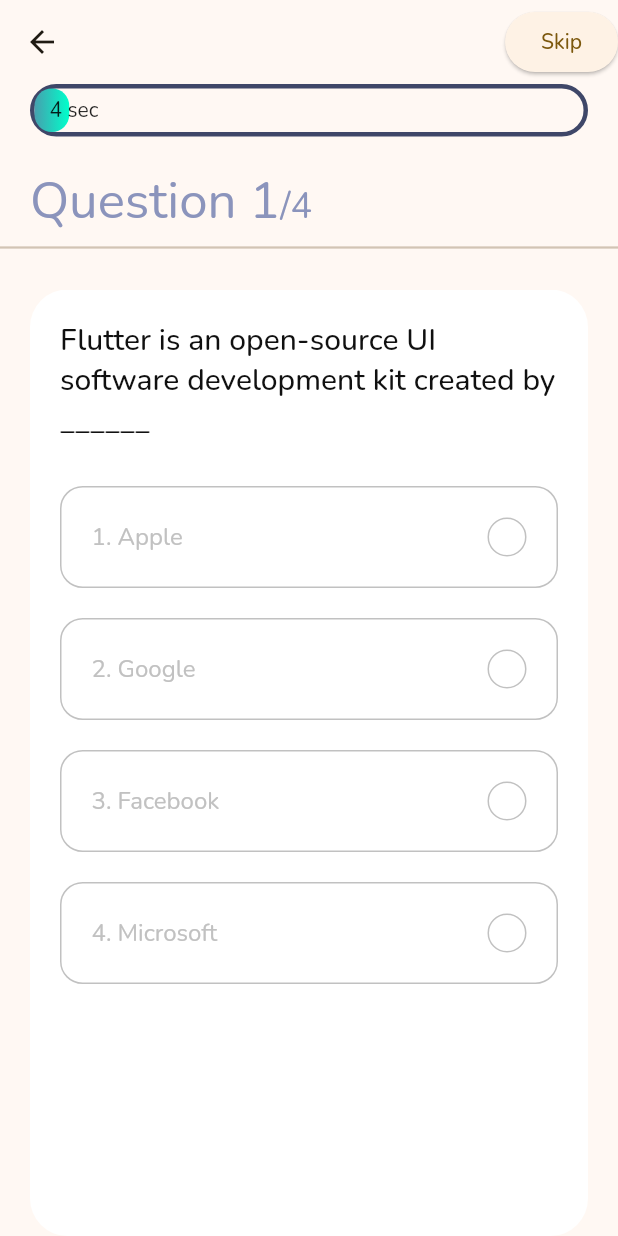
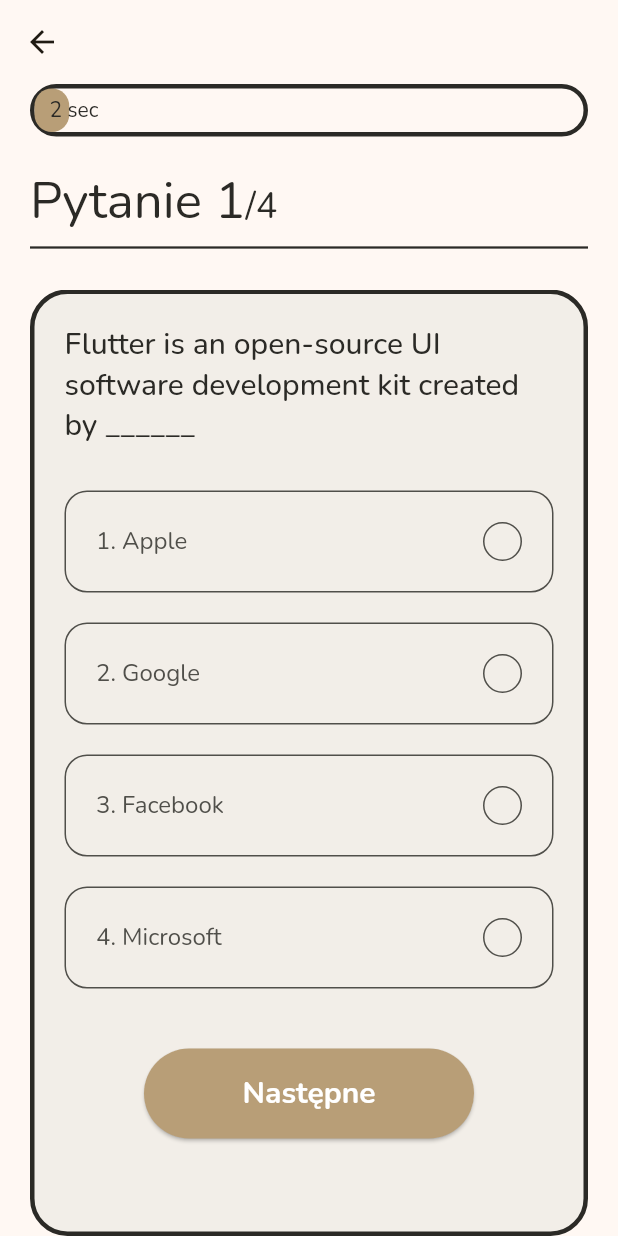
Before and after one commit to KonradKazimierowicz/wielcy_polacy, a Flutter app: the QuizScreen screen opened directly, on a phone screen of 412 x 824 dp. Run offline on Flutter 3.47's test engine with Material 2 defaults, Android fonts, the phone set to English and light mode, and no system bars; our stand-ins replace carousel_slider, firebase_auth, firebase_core, fluttertoast, get, google_fonts and 2 more; missing offline and left inert: dart:js; accounts and stored records are empty.

Commit message:
add quiz

```diff
--- a/lib/main.dart
+++ b/lib/main.dart
@@ -70,7 +70,7 @@ class MainApp extends StatelessWidget {
 
             return ChangeNotifierProvider(
               create: (context) => GoogleSignInProvider(),
-              child: MaterialApp(
+              child: GetMaterialApp(
                 title: "Wielcy Polacy",
                 initialRoute: '/',
                 routes: {
@@ -82,7 +82,7 @@ class MainApp extends StatelessWidget {
                   '/quiz_page': (context) => const QuizPage(),
                   '/profile_page': (context) => const ProfilePage(),
                   '/navbar': (context) => NavBar(),
-                   "/ScoreScreen": (context) => ScoreScreen(),
+
                 },
                 theme: ThemeData(
                   useMaterial3: true,
--- a/lib/pages/quiz/components/body.dart
+++ b/lib/pages/quiz/components/body.dart
@@ -1,5 +1,6 @@
 import 'package:flutter/material.dart';
 import 'package:get/get.dart';
+import 'package:wielcy_polacy/components/mainButton.dart';
 
 import '../constants.dart';
 import 'progress_bar.dart';
@@ -35,25 +36,29 @@ class Body extends StatelessWidget {
                   () => Text.rich(
                     TextSpan(
                       text:
-                          "Question ${_questionController.questionNumber.value}",
+                          "Pytanie ${_questionController.questionNumber.value}",
                       style: Theme.of(context)
                           .textTheme
                           .headline4
-                          ?.copyWith(color: kSecondaryColor),
+                          ?.copyWith(color: Color.fromRGBO(43, 42, 38, 1)),
                       children: [
                         TextSpan(
                           text: "/${_questionController.questions.length}",
                           style: Theme.of(context)
                               .textTheme
                               .headline5
-                              ?.copyWith(color: kSecondaryColor),
+                              ?.copyWith(color: Color.fromRGBO(43, 42, 38, 1)),
                         ),
                       ],
                     ),
                   ),
                 ),
+
               ),
-              Divider(thickness: 1.5),
+              Padding(
+                padding: const EdgeInsets.symmetric(horizontal: kDefaultPadding),
+                child: Divider(thickness: 1.5, color: primaryColor,),
+              ),
               SizedBox(height: kDefaultPadding),
               Expanded(
                 child: PageView.builder(
@@ -66,6 +71,7 @@ class Body extends StatelessWidget {
                       question: _questionController.questions[index], key: null,),
                 ),
               ),
+
             ],
           ),
         )
--- a/lib/pages/quiz/components/progress_bar.dart
+++ b/lib/pages/quiz/components/progress_bar.dart
@@ -12,11 +12,13 @@ class ProgressBar extends StatelessWidget {
 
   @override
   Widget build(BuildContext context) {
+
     return Container(
+
       width: double.infinity,
       height: 35,
       decoration: BoxDecoration(
-        border: Border.all(color: Color(0xFF3F4768), width: 3),
+        border: Border.all(color: Color.fromRGBO(43, 42, 38, 1), width: 3),
         borderRadius: BorderRadius.circular(50),
       ),
       child: GetBuilder<QuestionController>(
@@ -24,14 +26,13 @@ class ProgressBar extends StatelessWidget {
         builder: (controller) {
           return Stack(
             children: [
-              // LayoutBuilder provide us the available space for the conatiner
-              // constraints.maxWidth needed for our animation
+
               LayoutBuilder(
                 builder: (context, constraints) => Container(
-                  // from 0 to 1 it takes 60s
+
                   width: constraints.maxWidth * controller.animation.value,
                   decoration: BoxDecoration(
-                    gradient: kPrimaryGradient,
+                    color: Color.fromRGBO(184, 158, 119, 1),
                     borderRadius: BorderRadius.circular(50),
                   ),
                 ),
@@ -43,7 +44,8 @@ class ProgressBar extends StatelessWidget {
                   child: Row(
                     mainAxisAlignment: MainAxisAlignment.spaceBetween,
                     children: [
-                      Text("${(controller.animation.value * 60).round()} sec"),
+
+                      Text("${(controller.animation.value * 30).round()} sec", style: TextStyle(color: Color.fromRGBO(43, 42, 38, 1)),),
 
                     ],
                   ),
--- a/lib/pages/quiz/components/question_card.dart
+++ b/lib/pages/quiz/components/question_card.dart
@@ -1,6 +1,7 @@
 import 'package:flutter/material.dart';
 import 'package:get/get.dart';
 
+import '../../../components/mainButton.dart';
 import '../constants.dart';
 import '../questions.dart';
 import 'option.dart';
@@ -9,7 +10,6 @@ import 'question_controller.dart';
 class QuestionCard extends StatelessWidget {
   const QuestionCard({
     required Key? key,
-    // it means we have to pass this
     required this.question,
   }) : super(key: key);
 
@@ -18,11 +18,13 @@ class QuestionCard extends StatelessWidget {
   @override
   Widget build(BuildContext context) {
     QuestionController controller = Get.put(QuestionController());
+
     return Container(
       margin: const EdgeInsets.symmetric(horizontal: kDefaultPadding),
       padding: const EdgeInsets.all(kDefaultPadding),
       decoration: BoxDecoration(
-        color: Colors.white,
+        color: Color.fromRGBO(242, 238, 232, 1),
+        border: Border.all(color: primaryColor, width: 3),
         borderRadius: BorderRadius.circular(25),
       ),
       child: Column(
@@ -32,7 +34,7 @@ class QuestionCard extends StatelessWidget {
             style: Theme.of(context)
                 .textTheme
                 .headline6
-                ?.copyWith(color: kBlackColor),
+                ?.copyWith(color: Color.fromRGBO(43, 42, 38, 1)),
           ),
           const SizedBox(height: kDefaultPadding / 2),
           ...List.generate(
@@ -43,6 +45,8 @@ class QuestionCard extends StatelessWidget {
               press: () => controller.checkAns(question, index),
             ),
           ),
+          SizedBox(height: 40,),
+          MainButton(text: "Następne", onPressed: () => controller.nextQuestion(),)
         ],
       ),
     );
--- a/lib/pages/quiz/constants.dart
+++ b/lib/pages/quiz/constants.dart
@@ -3,12 +3,9 @@ import 'package:flutter/material.dart';
 const kSecondaryColor = Color(0xFF8B94BC);
 const kGreenColor = Color(0xFF6AC259);
 const kRedColor = Color(0xFFE92E30);
-const kGrayColor = Color(0xFFC1C1C1);
+const kGrayColor = Color.fromRGBO(80, 79, 74, 1);
 const kBlackColor = Color(0xFF101010);
-const kPrimaryGradient = LinearGradient(
-  colors: [Color(0xFF46A0AE), Color(0xFF00FFCB)],
-  begin: Alignment.centerLeft,
-  end: Alignment.centerRight,
-);
+const primaryColor = Color.fromRGBO(43, 42, 38, 1);
+const bgColor = Color.fromRGBO(242, 238, 232, 1);
 
 const double kDefaultPadding = 20.0;
--- a/lib/pages/quiz/quiz_screen.dart
+++ b/lib/pages/quiz/quiz_screen.dart
@@ -13,12 +13,9 @@ class QuizScreen extends StatelessWidget {
     return Scaffold(
       extendBodyBehindAppBar: true,
       appBar: AppBar(
-        // Fluttter show the back button automatically
+
         backgroundColor: Colors.transparent,
         elevation: 0,
-        actions: [
-          ElevatedButton(onPressed: _controller.nextQuestion, child: const Text("Skip")),
-        ],
       ),
       body: const Body(),
     );
--- a/pubspec.yaml
+++ b/pubspec.yaml
@@ -29,6 +29,7 @@ dependencies:
   dots_indicator: ^2.0.0
   persistent_bottom_nav_bar: any
   get: ^4.6.5
+  persistent_bottom_nav_bar_v2: ^4.2.8
 
 dev_dependencies:
   flutter_test:
```
Also changed, not shown: lib/pages/quiz/components/question_controller.dart (+71 -9 lines), lib/pages/quiz/score_screen.dart (+37 -17 lines), pubspec.lock.
